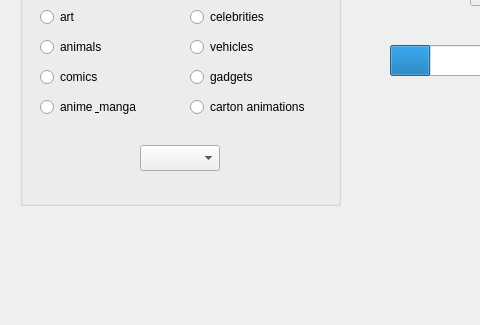
Above: mainwindow.ui from ZHSL1844/Trivia-Quiz before the change; both pictures show x 0 to 480 and y 275 to 600 of the 800 by 600 pixel window. Below: the same form after it.
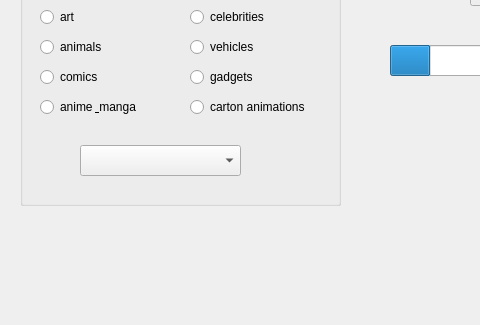
That is the form after the change.

```diff
--- a/mainwindow.ui
+++ b/mainwindow.ui
@@ -423,10 +423,10 @@
     <widget class="QComboBox" name="comboBox_cat">
      <property name="geometry">
       <rect>
-       <x>120</x>
+       <x>60</x>
        <y>400</y>
-       <width>80</width>
-       <height>26</height>
+       <width>161</width>
+       <height>31</height>
       </rect>
      </property>
     </widget>
```
Left out of the diff: 2 changed lines with no effect on the pictures.
